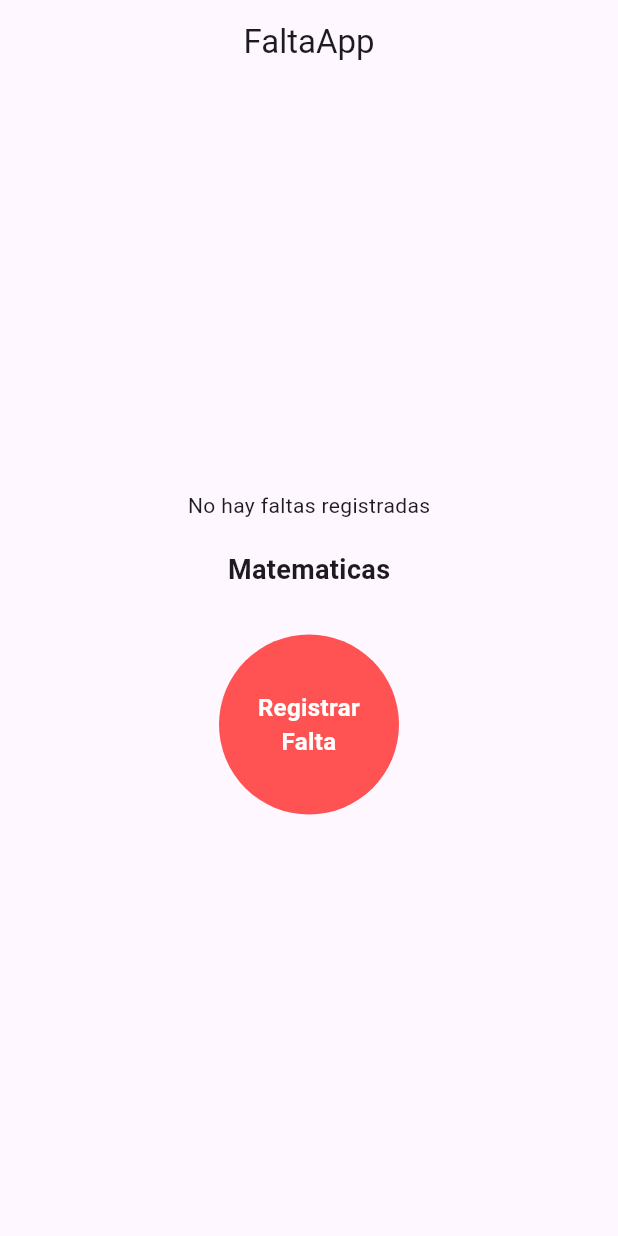
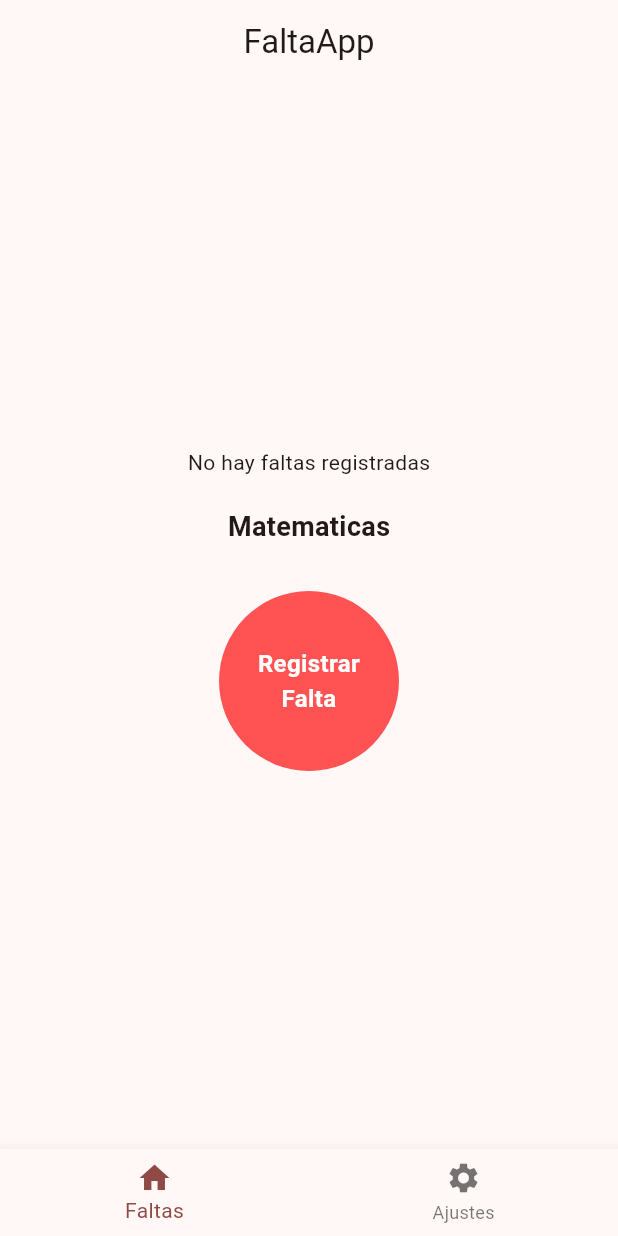
Before and after one commit to Ismael-droid-01/FaltApp, a Flutter app: the screen it shows after launch, on a phone screen of 412 x 824 dp. Run offline on Flutter 3.47's test engine with Material 3 defaults, Android fonts, the phone set to English and light mode, and no system bars; our stand-ins replace hive, hive_flutter; accounts and stored records are empty.

Commit message:
feat: barra de navegacion para la pantallas home & settings

```diff
--- a/lib/main.dart
+++ b/lib/main.dart
@@ -4,7 +4,7 @@ import 'package:provider/provider.dart';
 
 import 'models/falta.dart';
 import 'providers/falta_provider.dart';
-import 'screens/home_screen.dart';
+import 'screens/main_screen.dart';
 
 void main() async {
   WidgetsFlutterBinding.ensureInitialized();
@@ -29,8 +29,12 @@ class FaltApp extends StatelessWidget {
   Widget build(BuildContext context) {
     return MaterialApp(
       title: 'FaltApp',
-      home: HomeScreen(),
       debugShowCheckedModeBanner: false,
+      theme: ThemeData(
+        colorSchemeSeed: Colors.redAccent,
+        useMaterial3: true,
+      ),
+      home: const MainScreen(),
     );
   }
 }
--- /dev/null
+++ b/lib/screens/main_screen.dart
@@ -0,0 +1,46 @@
+import 'package:flutter/material.dart';
+import 'home_screen.dart';
+import 'settings_screen.dart';
+
+class MainScreen extends StatefulWidget {
+  const MainScreen({super.key});
+
+  @override
+  State<MainScreen> createState() => _MainScreenState();
+}
+
+class _MainScreenState extends State<MainScreen> {
+  int _selectedIndex = 0;
+
+  final List<Widget> _screens = [
+    const HomeScreen(),
+    const SettingsScreen(),
+  ];
+
+  void _onItemTapped(int index) {
+    setState(() {
+      _selectedIndex = index;
+    });
+  }
+
+  @override
+  Widget build(BuildContext context) {
+    return Scaffold(
+      body: _screens[_selectedIndex],
+      bottomNavigationBar: BottomNavigationBar(
+        currentIndex: _selectedIndex,
+        onTap: _onItemTapped,
+        items: const [
+          BottomNavigationBarItem(
+            icon: Icon(Icons.home),
+            label: 'Faltas',
+          ),
+          BottomNavigationBarItem(
+            icon: Icon(Icons.settings),
+            label: 'Ajustes',
+          ),
+        ],
+      ),
+    );
+  }
+}
```
Also changed, not shown: lib/screens/settings_screen.dart (added, +15 -0 lines).
